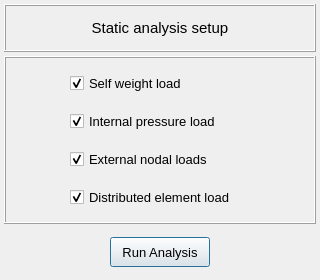
Above: pulse/interface/data/ui_files/analysis/structural/static_analysis.ui from open-pulse/OpenPulse before the change. Below: the same form after it.
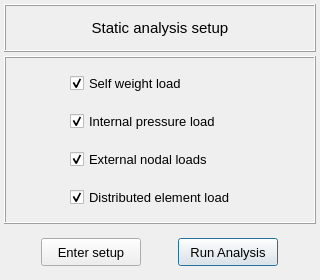
That is the form after the change. Icons and pictures are not drawn.

Commit message: Fix the TL bug and implement save/load model results for last analysis

Diff of the .ui file:
```diff
--- a/pulse/interface/data/ui_files/analysis/structural/static_analysis.ui
+++ b/pulse/interface/data/ui_files/analysis/structural/static_analysis.ui
@@ -186,18 +186,18 @@
       <property name="spacing">
        <number>2</number>
       </property>
-      <item row="0" column="0">
+      <item row="0" column="1">
        <widget class="QPushButton" name="pushButton_run_analysis">
         <property name="minimumSize">
          <size>
           <width>100</width>
-          <height>30</height>
+          <height>28</height>
          </size>
         </property>
         <property name="maximumSize">
          <size>
           <width>100</width>
-          <height>30</height>
+          <height>28</height>
          </size>
         </property>
         <property name="font">
@@ -216,6 +216,37 @@
         </property>
        </widget>
       </item>
+      <item row="0" column="0">
+       <widget class="QPushButton" name="pushButton_enter_setup">
+        <property name="minimumSize">
+         <size>
+          <width>100</width>
+          <height>28</height>
+         </size>
+        </property>
+        <property name="maximumSize">
+         <size>
+          <width>100</width>
+          <height>28</height>
+         </size>
+        </property>
+        <property name="font">
+         <font>
+          <family>MS Shell Dlg 2</family>
+          <pointsize>10</pointsize>
+          <weight>50</weight>
+          <italic>false</italic>
+          <bold>false</bold>
+         </font>
+        </property>
+        <property name="styleSheet">
+         <string notr="true"/>
+        </property>
+        <property name="text">
+         <string>Enter setup</string>
+        </property>
+       </widget>
+      </item>
      </layout>
     </widget>
    </item>
```
The commit also changes 57 other files.
